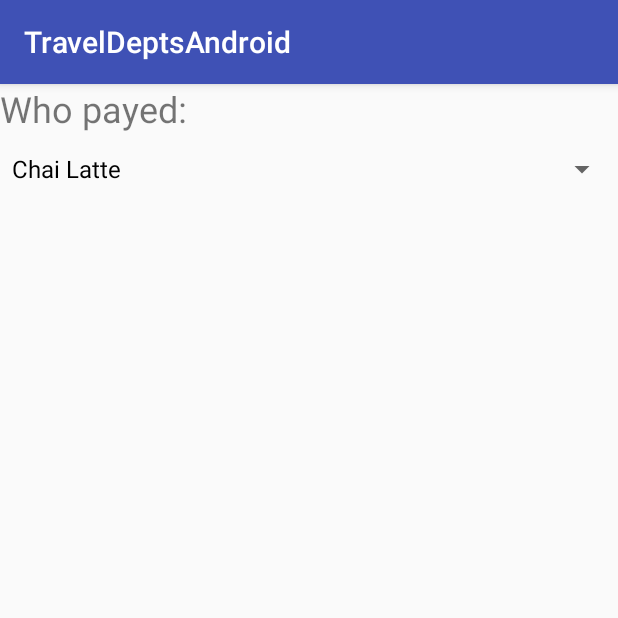
After one commit to seriyalexandrov/TravelDebtsAndroid, an Android app: the AddDeptActivity screen opened directly, with no data from a screen before it, on a phone screen of 412 x 824 dp, the top half of it. The commit adds this screen. Run offline under Robolectric (Android 15) with nearby library versions, the phone set to English and light mode, and no system bars.

Commit message:
Add dept activity

```diff
--- a/app/src/main/AndroidManifest.xml
+++ b/app/src/main/AndroidManifest.xml
@@ -17,6 +17,7 @@
         </activity>
         <activity android:name=".TravellersActivity"/>
         <activity android:name=".BalanceActivity"/>
+        <activity android:name=".AddDeptActivity"/>
     </application>
 
 </manifest>
--- /dev/null
+++ b/app/src/main/java/com/seriyalexandrov/traveldepts/AddDeptActivity.java
@@ -0,0 +1,37 @@
+package com.seriyalexandrov.traveldepts;
+
+import android.os.Bundle;
+import android.support.v7.app.AppCompatActivity;
+import android.view.View;
+import android.widget.ArrayAdapter;
+import android.widget.Button;
+import android.widget.Spinner;
+
+public class AddDeptActivity extends AppCompatActivity implements View.OnClickListener {
+
+    @Override
+    protected void onCreate(Bundle savedInstanceState) {
+        super.onCreate(savedInstanceState);
+        setContentView(R.layout.activity_add_dept);
+
+        loadTravellerSpinnerContent();
+
+        final Button addDeptButton = (Button) findViewById(R.id.addDebtButton);
+//        addDeptButton.setOnClickListener(this);
+    }
+
+    private void loadTravellerSpinnerContent() {
+
+        Spinner spinner = (Spinner) findViewById(R.id.travellersSpinner);
+        String[] items = new String[] { "Chai Latte", "Green Tea", "Black Tea" };
+        ArrayAdapter<CharSequence> adapter =
+                new ArrayAdapter<CharSequence>(this, android.R.layout.simple_spinner_dropdown_item, items);
+        spinner.setAdapter(adapter);
+    }
+
+
+    @Override
+    public void onClick(View view) {
+
+    }
+}
--- a/app/src/main/java/com/seriyalexandrov/traveldepts/DeptsActivity.java
+++ b/app/src/main/java/com/seriyalexandrov/traveldepts/DeptsActivity.java
@@ -54,7 +54,8 @@ public class DeptsActivity extends AppCompatActivity implements View.OnClickList
 
         switch (view.getId()) {
             case R.id.addDebtButton : {
-                addNewDept(new Dept("deptor", "creditor", 4.5, "EUR", "comment"));
+                Intent addDeptIntent = new Intent(this, AddDeptActivity.class);
+                startActivity(addDeptIntent);
                 break;
             }
         }
@@ -159,7 +160,6 @@ public class DeptsActivity extends AppCompatActivity implements View.OnClickList
         @Override
         public void onCreate(SQLiteDatabase sqLiteDatabase) {
             sqLiteDatabase.execSQL(Queries.CREATE_DEPTS_TABLE_QUERY);
-            Log.e("!!!!!!!!!!!", "!!!!!!!!!!!!!!!!!!!!!!!!!!!!!!!!!!!!!!!!");
         }
 
         @Override
--- /dev/null
+++ b/app/src/main/res/layout/activity_add_dept.xml
@@ -0,0 +1,18 @@
+<?xml version="1.0" encoding="utf-8"?>
+<LinearLayout
+    xmlns:android="http://schemas.android.com/apk/res/android"
+    android:layout_width="fill_parent"
+    android:layout_height="fill_parent"
+    android:orientation="vertical">
+    <TextView
+        android:layout_width="wrap_content"
+        android:layout_height="wrap_content"
+        android:text="Who payed:"
+        android:layout_gravity="left"
+        android:textSize="24sp">
+    </TextView>
+    <Spinner
+        android:id="@+id/travellersSpinner"
+        android:layout_width="fill_parent"
+        android:layout_height="wrap_content" />
+</LinearLayout>
```
